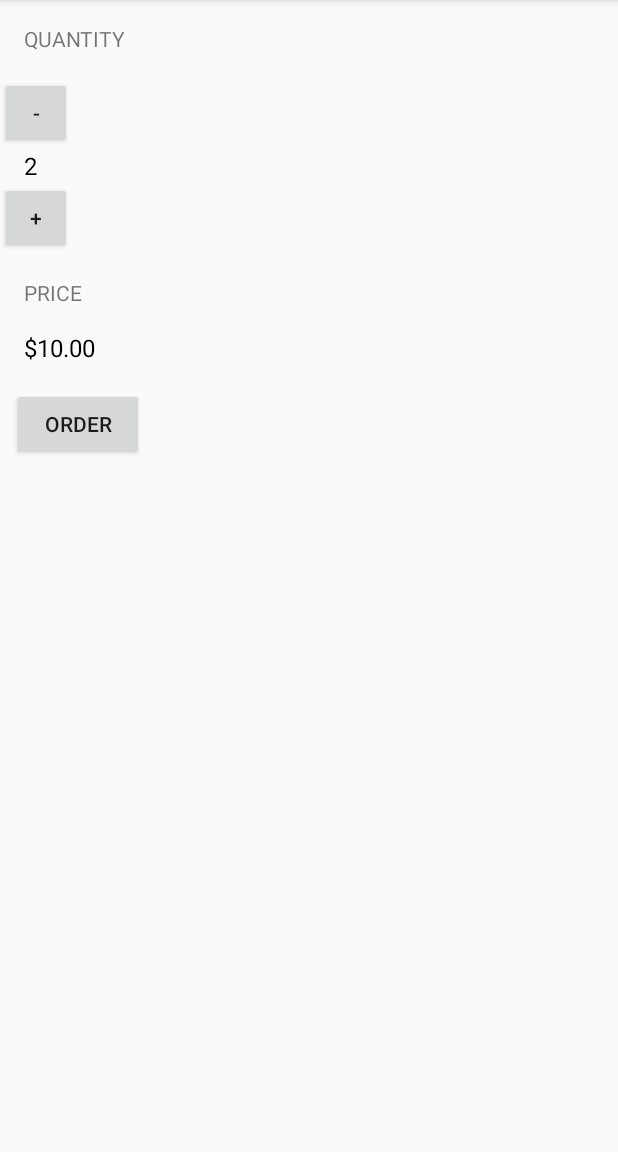
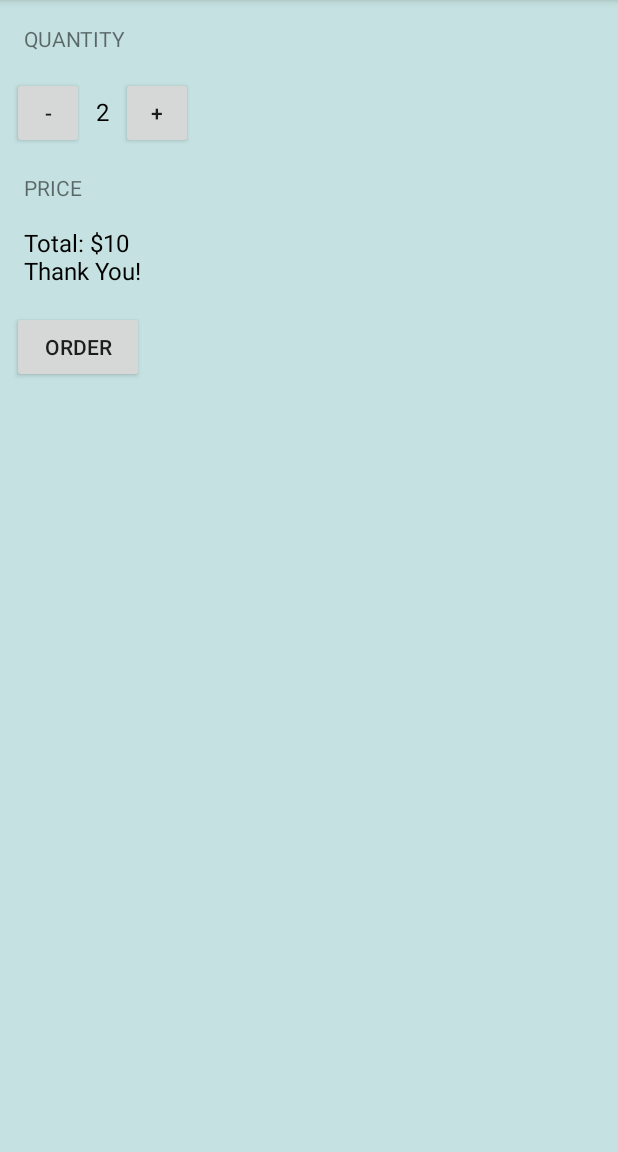
Before and after one commit to Harrison-Wall/Udacity, an Android app: the screen it shows after launch (MainActivity), after a tap on "ORDER", on a phone screen of 412 x 824 dp, the part 84-1236 px from its top. Run offline under Robolectric (Android 15) with nearby library versions, the phone set to English and light mode, and no system bars.

Commit message:
Added horizontal layout

```diff
--- a/JustJava/app/src/main/java/com/example/android/justjava/MainActivity.java
+++ b/JustJava/app/src/main/java/com/example/android/justjava/MainActivity.java
@@ -30,8 +30,13 @@ public class MainActivity extends AppCompatActivity
      */
     public void submitOrder(View view)
     {
-        display(quantity);
-        displayPrice(quantity*price);
+        String priceMessage = "Total: $" + (quantity * price);
+        priceMessage += "\nThank You!";
+
+        if( quantity > 0 )
+            displayMessage(priceMessage);
+        else
+            displayMessage("Please have a cup.");
     }
 
     /**
@@ -71,4 +76,12 @@ public class MainActivity extends AppCompatActivity
 
         display(quantity);
     }
+
+    /**
+     * This method displays the given text on the screen.
+     */
+    private void displayMessage(String message) {
+        TextView priceTextView = (TextView) findViewById(R.id.price_text_view);
+        priceTextView.setText(message);
+    }
 }
--- a/JustJava/app/src/main/res/layout/activity_main.xml
+++ b/JustJava/app/src/main/res/layout/activity_main.xml
@@ -3,6 +3,7 @@
     xmlns:tools="http://schemas.android.com/tools"
     android:layout_width="match_parent"
     android:layout_height="match_parent"
+    android:background="#4399"
     android:orientation="vertical"
     tools:context=".MainActivity">
 
@@ -15,6 +16,12 @@
         android:text="Quantity"
         android:textAllCaps="true" />
 
+    <LinearLayout
+        android:layout_width="wrap_content"
+        android:layout_height="wrap_content"
+        android:layout_marginLeft="8dp"
+        android:orientation="horizontal">
+
         <Button
             android:layout_width="48dp"
             android:layout_height="48dp"
@@ -25,7 +32,8 @@
             android:id="@+id/quantity_text_view"
             android:layout_width="wrap_content"
             android:layout_height="wrap_content"
-        android:layout_marginLeft="16dp"
+            android:layout_marginLeft="8dp"
+            android:layout_marginRight="8dp"
             android:text="2"
             android:textColor="@android:color/black"
             android:textSize="16sp" />
@@ -35,6 +43,8 @@
             android:layout_height="48dp"
             android:onClick="increment"
             android:text="+" />
+
+    </LinearLayout>
 
     <TextView
         android:layout_width="wrap_content"
```
Lines whose indentation alone changed are shown as unchanged.
